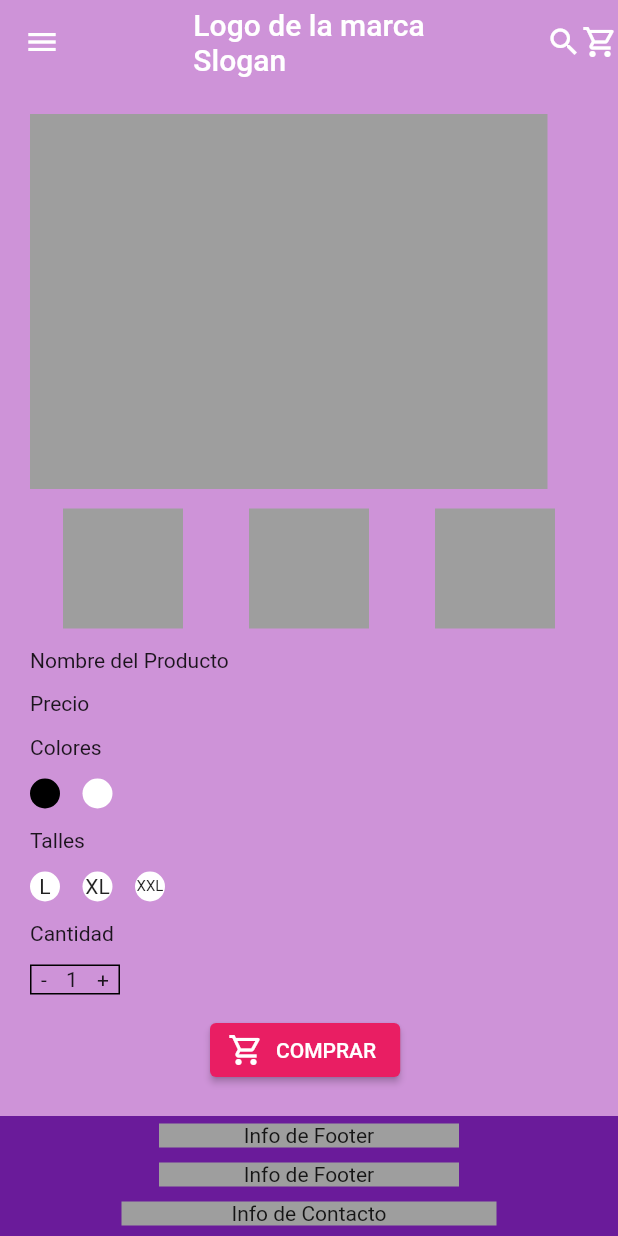
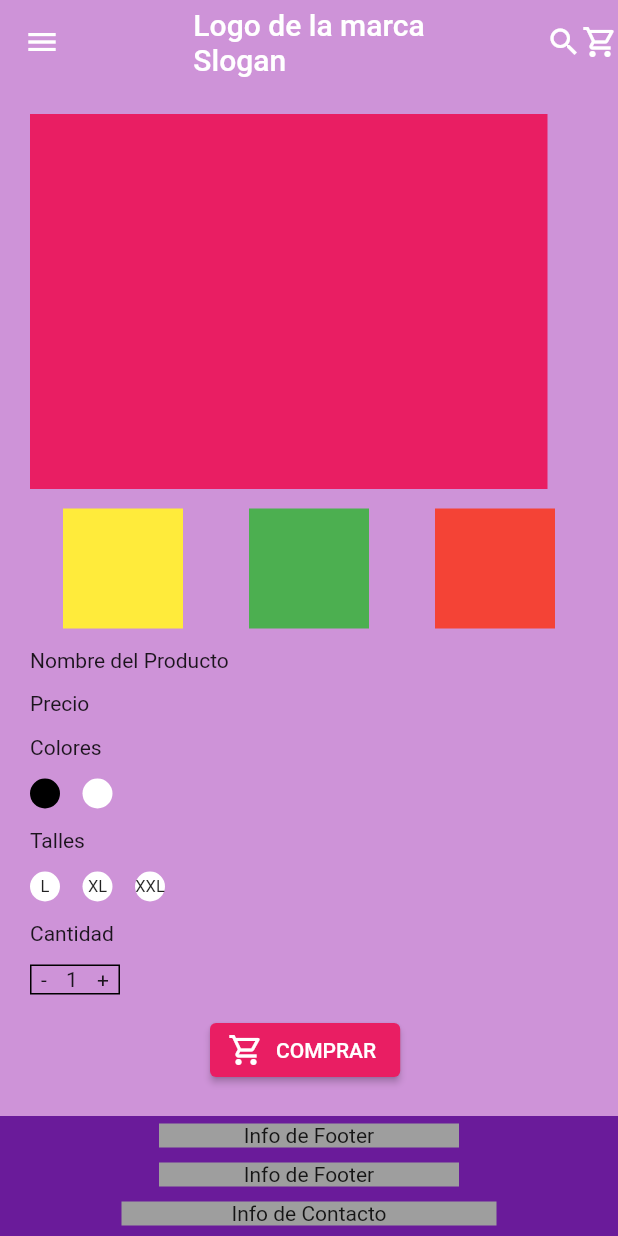
Before and after one commit to No-Country/C2-G57-T, a Flutter app: the Detail screen opened by its route, on a phone screen of 412 x 824 dp. Run offline on Flutter 3.47's test engine with Material 2 defaults, Android fonts, the phone set to English and light mode, and no system bars; our stand-ins replace card_swiper.

Commit message:
refactorizando codigo

```diff
--- a/ecommerce-client/ecommerce-client-mobile/ecommercemobile/lib/screens/details.dart
+++ b/ecommerce-client/ecommerce-client-mobile/ecommercemobile/lib/screens/details.dart
@@ -9,6 +9,8 @@ class Detail extends StatefulWidget {
 }
 
 class _DetailState extends State<Detail> {
+  final int valor = 1;
+
   @override
   Widget build(BuildContext context) {
     return SafeArea(
@@ -31,74 +33,55 @@ class _DetailState extends State<Detail> {
             crossAxisAlignment: CrossAxisAlignment.start,
             mainAxisAlignment: MainAxisAlignment.spaceBetween,
             children: [
-              ImagenPrincipal(),
-              ImagenesSecundarias(),
+              ImagenPrincipal(
+                color: Colors.pink,
+              ),
+              //ImagenesSecundarias(),
+              Row(
+                mainAxisAlignment: MainAxisAlignment.spaceAround,
+                children: [
+                  Container(
+                    height: 80,
+                    width: 80,
+                    color: Colors.yellow,
+                  ),
+                  Container(
+                    height: 80,
+                    width: 80,
+                    color: Colors.green,
+                  ),
+                  Container(
+                    height: 80,
+                    width: 80,
+                    color: Colors.red,
+                  )
+                ],
+              ),
               Text("Nombre del Producto"),
               Text("Precio"),
               Text("Colores"),
               Row(
                 children: [
-                  Container(
-                    height: 20,
-                    width: 20,
-                    decoration: BoxDecoration(
-                        color: Colors.black,
-                        borderRadius: BorderRadius.circular(20)),
+                  BotonColorTalle(
+                    color: Colors.black,
                   ),
                   SizedBox(
                     width: 15,
                   ),
-                  Container(
-                    height: 20,
-                    width: 20,
-                    decoration: BoxDecoration(
-                        color: Colors.white,
-                        borderRadius: BorderRadius.circular(20)),
-                  ),
+                  BotonColorTalle(),
                 ],
               ),
               Text("Talles"),
               Row(
                 children: [
-                  Container(
-                    height: 20,
-                    width: 20,
-                    decoration: BoxDecoration(
-                        color: Colors.white,
-                        borderRadius: BorderRadius.circular(20)),
-                    child: Center(
-                      child: Text("L"),
-                    ),
-                  ),
-                  SizedBox(
-                    width: 15,
-                  ),
-                  Container(
-                    height: 20,
-                    width: 20,
-                    decoration: BoxDecoration(
-                        color: Colors.white,
-                        borderRadius: BorderRadius.circular(20)),
-                    child: Center(
-                      child: Text("XL"),
-                    ),
-                  ),
-                  SizedBox(
-                    width: 15,
-                  ),
-                  Container(
-                    height: 20,
-                    width: 20,
-                    decoration: BoxDecoration(
-                        color: Colors.white,
-                        borderRadius: BorderRadius.circular(20)),
-                    child: Center(
-                      child: Text(
-                        "XXL",
-                        style: TextStyle(fontSize: 10),
-                      ),
-                    ),
-                  )
+                  BotonColorTalle(
+                      child: Text("L", style: TextStyle(fontSize: 11))),
+                  SizedBox(width: 15),
+                  BotonColorTalle(
+                      child: Text("XL", style: TextStyle(fontSize: 11))),
+                  SizedBox(width: 15),
+                  BotonColorTalle(
+                      child: Text("XXL", style: TextStyle(fontSize: 11))),
                 ],
               ),
               Text("Cantidad"),
@@ -204,6 +187,27 @@ class _DetailState extends State<Detail> {
   }
 }
 
+class BotonColorTalle extends StatelessWidget {
+  const BotonColorTalle({
+    Key? key,
+    this.color = Colors.white,
+    this.child,
+  }) : super(key: key);
+
+  final Color color;
+  final Widget? child;
+  @override
+  Widget build(BuildContext context) {
+    return Container(
+      height: 20,
+      width: 20,
+      decoration:
+          BoxDecoration(color: color, borderRadius: BorderRadius.circular(20)),
+      child: Center(child: child),
+    );
+  }
+}
+
 class ImagenesSecundarias extends StatelessWidget {
   const ImagenesSecundarias({
     Key? key,
@@ -217,17 +221,17 @@ class ImagenesSecundarias extends StatelessWidget {
         Container(
           height: 80,
           width: 80,
-          color: Colors.grey,
+          color: Colors.yellow,
         ),
         Container(
           height: 80,
           width: 80,
-          color: Colors.grey,
+          color: Colors.green,
         ),
         Container(
           height: 80,
           width: 80,
-          color: Colors.grey,
+          color: Colors.red,
         )
       ],
     );
@@ -237,14 +241,17 @@ class ImagenesSecundarias extends StatelessWidget {
 class ImagenPrincipal extends StatelessWidget {
   const ImagenPrincipal({
     Key? key,
+    required this.color,
   }) : super(key: key);
+
+  final Color color;
 
   @override
   Widget build(BuildContext context) {
     return Container(
       height: 250,
       width: 345,
-      color: Colors.grey,
+      color: color,
     );
   }
 }
--- a/ecommerce-client/ecommerce-client-mobile/ecommercemobile/lib/screens/grid_screen.dart
+++ b/ecommerce-client/ecommerce-client-mobile/ecommercemobile/lib/screens/grid_screen.dart
@@ -34,6 +34,10 @@ class GridScreen extends StatelessWidget {
                     height: 150,
                     width: 150,
                     color: Colors.grey,
+                    child: FadeInImage(
+                      placeholder: AssetImage("assets/loading.gif"),
+                      image: AssetImage("assets/${index + 1}.jpg"),
+                    ),
                   ),
                   Text("Nombre del Producto"),
                   Text("Precio")
--- a/ecommerce-client/ecommerce-client-mobile/ecommercemobile/pubspec.yaml
+++ b/ecommerce-client/ecommerce-client-mobile/ecommercemobile/pubspec.yaml
@@ -37,6 +37,7 @@ dependencies:
   card_swiper : ^1.0.4
   provider: ^6.0.2
 
+
 dev_dependencies:
   flutter_test:
     sdk: flutter
@@ -60,8 +61,8 @@ flutter:
   uses-material-design: true
 
   # To add assets to your application, add an assets section, like this:
-  # assets:
-  #   - images/a_dot_burr.jpeg
+  assets:
+     - assets/
   #   - images/a_dot_ham.jpeg
 
   # An image asset can refer to one or more resolution-specific "variants", see
```
Also changed, not shown: ecommerce-client/ecommerce-client-mobile/ecommercemobile/lib/screens/home.dart (+47 -27 lines), ecommerce-client/ecommerce-client-mobile/ecommercemobile/lib/widgets/container_personalizado.dart (+13 -11 lines), ecommerce-client/ecommerce-client-mobile/ecommercemobile/assets/1.jpg (added), ecommerce-client/ecommerce-client-mobile/ecommercemobile/assets/2.jpg (added), ecommerce-client/ecommerce-client-mobile/ecommercemobile/assets/3.jpg (added), ecommerce-client/ecommerce-client-mobile/ecommercemobile/assets/4.jpg (added), ecommerce-client/ecommerce-client-mobile/ecommercemobile/assets/5.jpg (added), ecommerce-client/ecommerce-client-mobile/ecommercemobile/assets/6.jpg (added), ecommerce-client/ecommerce-client-mobile/ecommercemobile/assets/7.jpg (added), ecommerce-client/ecommerce-client-mobile/ecommercemobile/assets/8.jpg (added), ecommerce-client/ecommerce-client-mobile/ecommercemobile/assets/9.jpg (added), ecommerce-client/ecommerce-client-mobile/ecommercemobile/assets/loading.gif (added).
